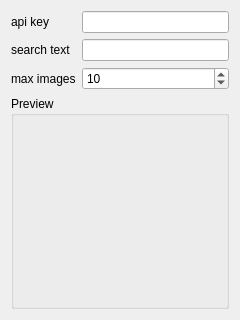
Qt form source/lennaplugins/flickrdownloader/widget.ui (lenna-project/lenna-qt) before a commit.
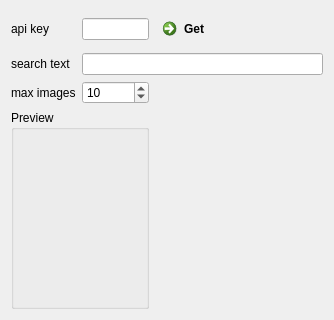
The same form after that commit.

```diff
--- a/source/lennaplugins/flickrdownloader/widget.ui
+++ b/source/lennaplugins/flickrdownloader/widget.ui
@@ -31,9 +31,6 @@
      </property>
     </widget>
    </item>
-   <item row="1" column="1">
-    <widget class="QLineEdit" name="searchTextLineEdit"/>
-   </item>
    <item row="2" column="0">
     <widget class="QLabel" name="label">
      <property name="text">
@@ -73,6 +70,16 @@
      </layout>
     </widget>
    </item>
+   <item row="0" column="2">
+    <widget class="QCommandLinkButton" name="getApiKeyLinkButton">
+     <property name="text">
+      <string>Get</string>
+     </property>
+    </widget>
+   </item>
+   <item row="1" column="1" colspan="2">
+    <widget class="QLineEdit" name="searchTextLineEdit"/>
+   </item>
   </layout>
  </widget>
  <resources/>
```
